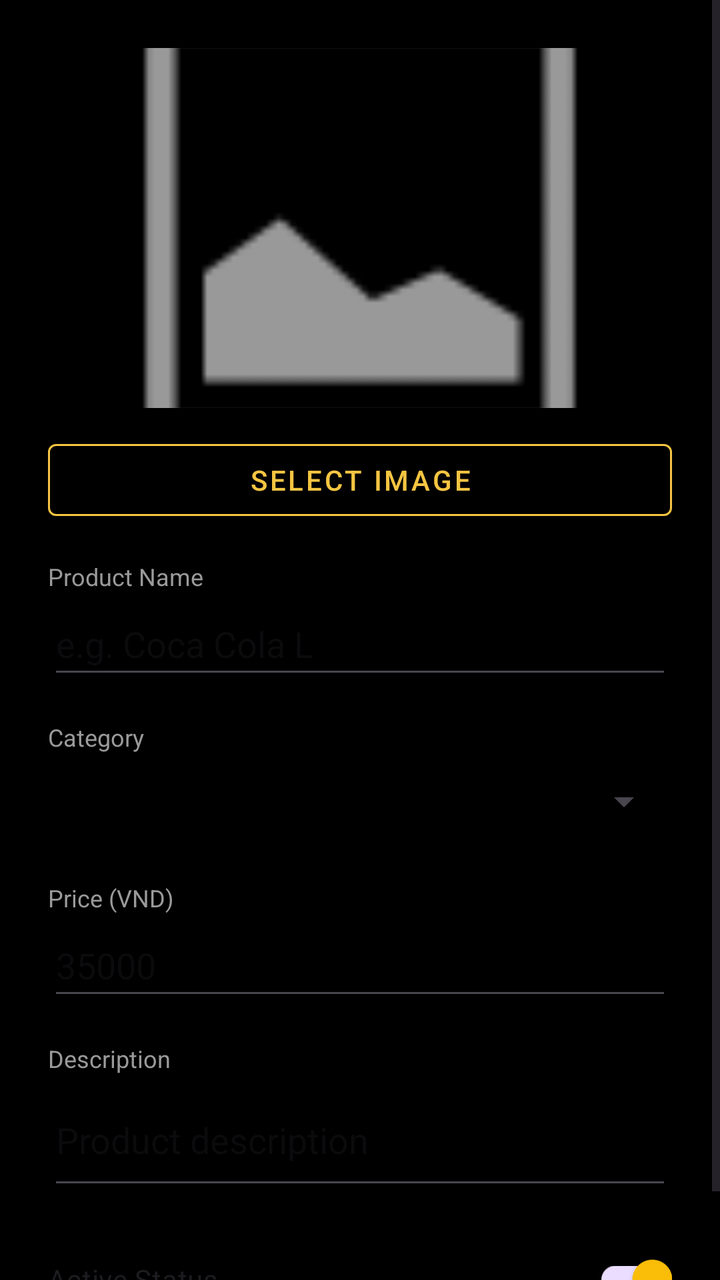
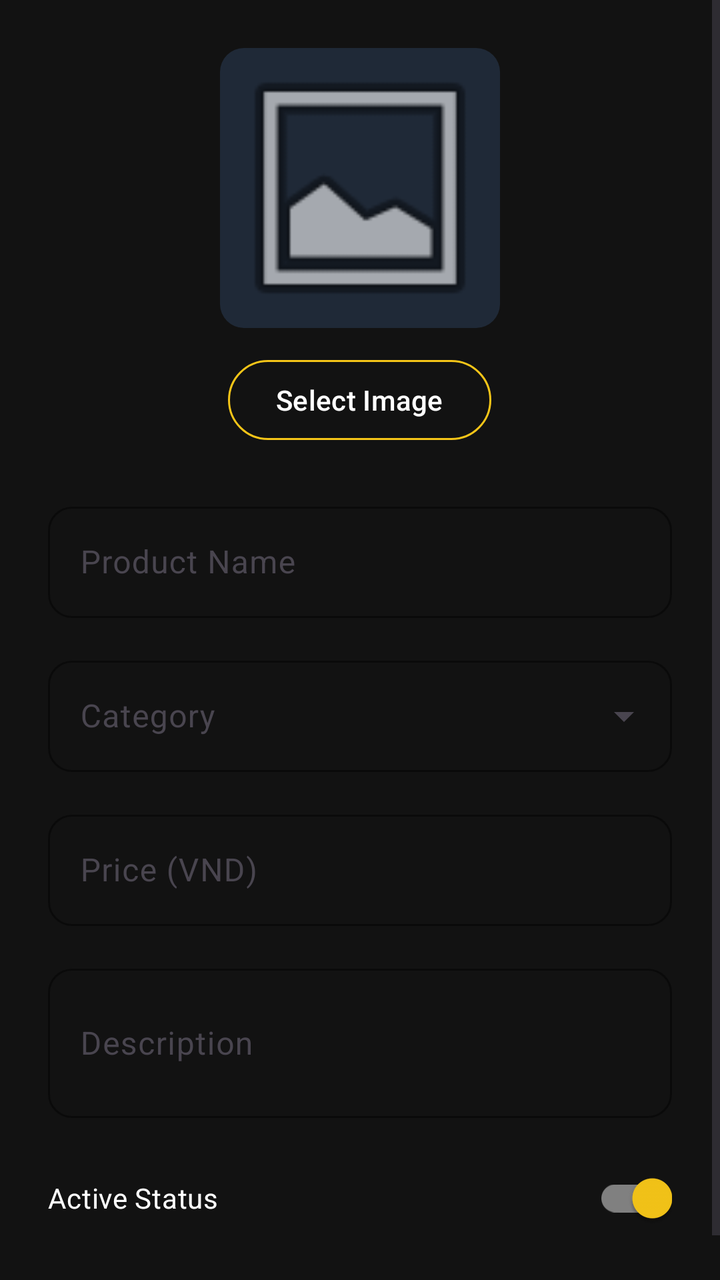

The first picture is an Android layout as it rendered before a commit; the second is the same layout after the commit. The layout source and the unified diff follow.
<!-- AndroidManifest.xml: application theme Theme.Moviebookingapp -->
<!-- res/layout/dialog_add_edit_food.xml -->
<?xml version="1.0" encoding="utf-8"?>
<ScrollView xmlns:android="http://schemas.android.com/apk/res/android"
    xmlns:app="http://schemas.android.com/apk/res-auto"
    xmlns:tools="http://schemas.android.com/tools"
    android:layout_width="match_parent"
    android:layout_height="wrap_content">

    <LinearLayout
        android:layout_width="match_parent"
        android:layout_height="wrap_content"
        android:orientation="vertical"
        android:padding="24dp">

        <com.google.android.material.imageview.ShapeableImageView
            android:id="@+id/ivPosterPreview"
            android:layout_width="match_parent"
            android:layout_height="180dp"
            android:layout_marginBottom="12dp"
            android:scaleType="centerCrop"
            android:src="@android:drawable/ic_menu_gallery"
            app:shapeAppearanceOverlay="@style/RoundedImageView" />

        <com.google.android.material.button.MaterialButton
            android:id="@+id/btnSelectImage"
            style="@style/Widget.MaterialComponents.Button.OutlinedButton"
            android:layout_width="match_parent"
            android:layout_height="wrap_content"
            android:layout_marginBottom="16dp"
            android:text="@string/fb_select_image"
            app:strokeColor="@color/auto_color_F5C542"
            android:textColor="@color/auto_color_F5C542" />

        <TextView
            android:layout_width="wrap_content"
            android:layout_height="wrap_content"
            android:text="@string/fb_product_name"
            android:textColor="@color/auto_color_9A9A9A"
            android:textSize="12sp" />

        <EditText
            android:id="@+id/etName"
            android:layout_width="match_parent"
            android:layout_height="48dp"
            android:hint="@string/hint_food_name"
            android:inputType="text" />

        <TextView
            android:layout_width="wrap_content"
            android:layout_height="wrap_content"
            android:layout_marginTop="16dp"
            android:text="@string/fb_category"
            android:textColor="@color/auto_color_9A9A9A"
            android:textSize="12sp" />

        <Spinner
            android:id="@+id/spinnerCategory"
            android:layout_width="match_parent"
            android:layout_height="48dp" />

        <TextView
            android:layout_width="wrap_content"
            android:layout_height="wrap_content"
            android:layout_marginTop="16dp"
            android:text="@string/fb_price_vnd"
            android:textColor="@color/auto_color_9A9A9A"
            android:textSize="12sp" />

        <EditText
            android:id="@+id/etPrice"
            android:layout_width="match_parent"
            android:layout_height="48dp"
            android:hint="@string/hint_food_price"
            android:inputType="number" />

        <TextView
            android:layout_width="wrap_content"
            android:layout_height="wrap_content"
            android:layout_marginTop="16dp"
            android:text="@string/fb_description"
            android:textColor="@color/auto_color_9A9A9A"
            android:textSize="12sp" />

        <EditText
            android:id="@+id/etDescription"
            android:layout_width="match_parent"
            android:layout_height="wrap_content"
            android:hint="@string/hint_food_desc"
            android:inputType="textMultiLine"
            android:minLines="2" />

        <androidx.appcompat.widget.SwitchCompat
            android:id="@+id/switchActive"
            android:layout_width="match_parent"
            android:layout_height="wrap_content"
            android:layout_marginTop="16dp"
            android:checked="true"
            android:text="@string/fb_active_status" />

        
        <LinearLayout
            android:id="@+id/layoutComboRecipe"
            android:layout_width="match_parent"
            android:layout_height="wrap_content"
            android:orientation="vertical"
            android:layout_marginTop="16dp"
            android:visibility="gone"
            tools:visibility="visible">

            <TextView
                android:layout_width="wrap_content"
                android:layout_height="wrap_content"
                android:text="@string/fb_combo_recipe"
                android:textColor="@color/auto_color_F5C542"
                android:textStyle="bold"
                android:textSize="14sp" />

            <TextView
                android:layout_width="wrap_content"
                android:layout_height="wrap_content"
                android:text="@string/fb_combo_recipe_desc"
                android:textColor="@color/auto_color_9A9A9A"
                android:textSize="11sp" />

            <androidx.recyclerview.widget.RecyclerView
                android:id="@+id/rvDeductions"
                android:layout_width="match_parent"
                android:layout_height="200dp"
                android:layout_marginTop="8dp"
                android:background="@drawable/bg_profile_field" />

        </LinearLayout>

    </LinearLayout>
</ScrollView>
<!-- resources referenced by this layout -->
<resources>
  <color name="auto_color_9A9A9A">#9A9A9A</color>
  <color name="auto_color_F5C542">#F5C542</color>
  <!-- drawable bg_profile_field (drawable) -->
  <?xml version="1.0" encoding="utf-8"?>
  <shape xmlns:android="http://schemas.android.com/apk/res/android"
      android:shape="rectangle">
      <solid android:color="@color/auto_color_1E1E1E" />
      <corners android:radius="12dp" />
      <stroke
          android:width="1dp"
          android:color="@color/auto_color_2A2A2A" />
  </shape>
  <string name="fb_active_status">Active Status</string>
  <string name="fb_category">Category</string>
  <string name="fb_combo_recipe">Combo Components (Recipe)</string>
  <string name="fb_combo_recipe_desc">Select items that this combo will deduct from stock</string>
  <string name="fb_description">Description</string>
  <string name="fb_price_vnd">Price (VND)</string>
  <string name="fb_product_name">Product Name</string>
  <string name="fb_select_image">Select Image</string>
  <string name="hint_food_desc">Product description</string>
  <string name="hint_food_name">e.g. Coca Cola L</string>
  <string name="hint_food_price">35000</string>
  <style name="RoundedImageView">
          <item name="cornerSize">12dp</item>
      </style>
  <style name="Theme.Moviebookingapp" parent="Base.Theme.Moviebookingapp" />
  <color name="auto_color_1E1E1E">#1E1E1E</color>
  <color name="auto_color_2A2A2A">#2A2A2A</color>
  <style name="Base.Theme.Moviebookingapp" parent="Theme.Material3.DayNight.NoActionBar">
          <item name="colorPrimary">@color/yellow</item>
          <item name="android:windowBackground">@color/background_black</item>
          <item name="android:statusBarColor">@color/background_black</item>
      </style>
  <color name="yellow">#FFC107</color>
  <color name="background_black">#FF000000</color>
</resources>

<!-- the commit's change to res/layout/dialog_add_edit_food.xml (unified diff, before → after) -->
@@ -3,7 +3,8 @@
     xmlns:app="http://schemas.android.com/apk/res-auto"
     xmlns:tools="http://schemas.android.com/tools"
     android:layout_width="match_parent"
-    android:layout_height="wrap_content">
+    android:layout_height="wrap_content"
+    android:background="@color/admin_bg">
 
     <LinearLayout
         android:layout_width="match_parent"
@@ -13,88 +14,137 @@
 
         <com.google.android.material.imageview.ShapeableImageView
             android:id="@+id/ivPosterPreview"
-            android:layout_width="match_parent"
-            android:layout_height="180dp"
+            android:layout_width="140dp"
+            android:layout_height="140dp"
+            android:layout_gravity="center_horizontal"
             android:layout_marginBottom="12dp"
             android:scaleType="centerCrop"
             android:src="@android:drawable/ic_menu_gallery"
+            android:background="@color/card_dark"
             app:shapeAppearanceOverlay="@style/RoundedImageView" />
 
         <com.google.android.material.button.MaterialButton
             android:id="@+id/btnSelectImage"
-            style="@style/Widget.MaterialComponents.Button.OutlinedButton"
+            style="@style/Widget.Material3.Button.OutlinedButton"
+            android:layout_width="wrap_content"
+            android:layout_height="wrap_content"
+            android:layout_gravity="center_horizontal"
+            android:layout_marginBottom="24dp"
+            android:text="@string/fb_select_image"
+            app:strokeColor="@color/gold_selected"
+            android:textColor="@color/white" />
+
+        
+        <com.google.android.material.textfield.TextInputLayout
+            style="@style/Widget.Material3.TextInputLayout.OutlinedBox"
             android:layout_width="match_parent"
             android:layout_height="wrap_content"
             android:layout_marginBottom="16dp"
-            android:text="@string/fb_select_image"
-            app:strokeColor="@color/auto_color_F5C542"
-            android:textColor="@color/auto_color_F5C542" />
+            android:hint="@string/fb_product_name"
+            app:boxStrokeColor="@color/auto_color_F5C542"
+            app:boxStrokeWidth="1dp"
+            app:boxStrokeWidthFocused="2dp"
+            app:boxCornerRadiusTopStart="12dp"
+            app:boxCornerRadiusTopEnd="12dp"
+            app:boxCornerRadiusBottomStart="12dp"
+            app:boxCornerRadiusBottomEnd="12dp"
+            app:boxBackgroundMode="outline"
+            app:hintTextColor="@color/auto_color_808080">
 
-        <TextView
-            android:layout_width="wrap_content"
-            android:layout_height="wrap_content"
-            android:text="@string/fb_product_name"
-            android:textColor="@color/auto_color_9A9A9A"
-            android:textSize="12sp" />
+            <com.google.android.material.textfield.TextInputEditText
+                android:id="@+id/etName"
+                android:layout_width="match_parent"
+                android:layout_height="wrap_content"
+                android:textColor="@color/white"
+                android:inputType="text" />
+        </com.google.android.material.textfield.TextInputLayout>
 
-        <EditText
-            android:id="@+id/etName"
-            android:layout_width="match_parent"
-            android:layout_height="48dp"
-            android:hint="@string/hint_food_name"
-            android:inputType="text" />
-
-        <TextView
-            android:layout_width="wrap_content"
-            android:layout_height="wrap_content"
-            android:layout_marginTop="16dp"
-            android:text="@string/fb_category"
-            android:textColor="@color/auto_color_9A9A9A"
-            android:textSize="12sp" />
-
-        <Spinner
-            android:id="@+id/spinnerCategory"
-            android:layout_width="match_parent"
-            android:layout_height="48dp" />
-
-        <TextView
-            android:layout_width="wrap_content"
-            android:layout_height="wrap_content"
-            android:layout_marginTop="16dp"
-            android:text="@string/fb_price_vnd"
-            android:textColor="@color/auto_color_9A9A9A"
-            android:textSize="12sp" />
-
-        <EditText
-            android:id="@+id/etPrice"
-            android:layout_width="match_parent"
-            android:layout_height="48dp"
-            android:hint="@string/hint_food_price"
-            android:inputType="number" />
-
-        <TextView
-            android:layout_width="wrap_content"
-            android:layout_height="wrap_content"
-            android:layout_marginTop="16dp"
-            android:text="@string/fb_description"
-            android:textColor="@color/auto_color_9A9A9A"
-            android:textSize="12sp" />
-
-        <EditText
-            android:id="@+id/etDescription"
+        
+        <com.google.android.material.textfield.TextInputLayout
+            style="@style/Widget.Material3.TextInputLayout.OutlinedBox.ExposedDropdownMenu"
             android:layout_width="match_parent"
             android:layout_height="wrap_content"
-            android:hint="@string/hint_food_desc"
-            android:inputType="textMultiLine"
-            android:minLines="2" />
+            android:layout_marginBottom="16dp"
+            android:hint="@string/fb_category"
+            app:boxStrokeColor="@color/auto_color_F5C542"
+            app:boxStrokeWidth="1dp"
+            app:boxStrokeWidthFocused="2dp"
+            app:boxCornerRadiusTopStart="12dp"
+            app:boxCornerRadiusTopEnd="12dp"
+            app:boxCornerRadiusBottomStart="12dp"
+            app:boxCornerRadiusBottomEnd="12dp"
+            app:boxBackgroundMode="outline"
+            app:hintTextColor="@color/auto_color_808080">
 
-        <androidx.appcompat.widget.SwitchCompat
+            <AutoCompleteTextView
+                android:id="@+id/spinnerCategory"
+                android:layout_width="match_parent"
+                android:layout_height="wrap_content"
+                android:inputType="none"
+                android:textColor="@color/white" />
+        </com.google.android.material.textfield.TextInputLayout>
+
+        
+        <com.google.android.material.textfield.TextInputLayout
+            style="@style/Widget.Material3.TextInputLayout.OutlinedBox"
+            android:layout_width="match_parent"
+            android:layout_height="wrap_content"
+            android:layout_marginBottom="16dp"
+            android:hint="@string/fb_price_vnd"
+            app:boxStrokeColor="@color/auto_color_F5C542"
+            app:boxStrokeWidth="1dp"
+            app:boxStrokeWidthFocused="2dp"
+            app:boxCornerRadiusTopStart="12dp"
+            app:boxCornerRadiusTopEnd="12dp"
+            app:boxCornerRadiusBottomStart="12dp"
+            app:boxCornerRadiusBottomEnd="12dp"
+            app:boxBackgroundMode="outline"
+            app:hintTextColor="@color/auto_color_808080">
+
+            <com.google.android.material.textfield.TextInputEditText
+                android:id="@+id/etPrice"
+                android:layout_width="match_parent"
+                android:layout_height="wrap_content"
+                android:textColor="@color/white"
+                android:inputType="number" />
+        </com.google.android.material.textfield.TextInputLayout>
+
+        
+        <com.google.android.material.textfield.TextInputLayout
+            style="@style/Widget.Material3.TextInputLayout.OutlinedBox"
+            android:layout_width="match_parent"
+            android:layout_height="wrap_content"
+            android:layout_marginBottom="16dp"
+            android:hint="@string/fb_description"
+            app:boxStrokeColor="@color/auto_color_F5C542"
+            app:boxStrokeWidth="1dp"
+            app:boxStrokeWidthFocused="2dp"
+            app:boxCornerRadiusTopStart="12dp"
+            app:boxCornerRadiusTopEnd="12dp"
+            app:boxCornerRadiusBottomStart="12dp"
+            app:boxCornerRadiusBottomEnd="12dp"
+            app:boxBackgroundMode="outline"
+            app:hintTextColor="@color/auto_color_808080">
+
+            <com.google.android.material.textfield.TextInputEditText
+                android:id="@+id/etDescription"
+                android:layout_width="match_parent"
+                android:layout_height="wrap_content"
+                android:textColor="@color/white"
+                android:inputType="textMultiLine"
+                android:minLines="2" />
+        </com.google.android.material.textfield.TextInputLayout>
+
+        <com.google.android.material.switchmaterial.SwitchMaterial
             android:id="@+id/switchActive"
             android:layout_width="match_parent"
             android:layout_height="wrap_content"
-            android:layout_marginTop="16dp"
+            android:layout_marginBottom="16dp"
             android:checked="true"
-            android:text="@string/fb_active_status" />
+            android:text="@string/fb_active_status"
+            android:textColor="@color/white"
+            app:thumbTint="@color/gold_selected"
+            app:trackTint="@color/admin_hint_gray" />
 
         
         <LinearLayout
@@ -102,7 +152,7 @@
             android:layout_width="match_parent"
             android:layout_height="wrap_content"
             android:orientation="vertical"
-            android:layout_marginTop="16dp"
+            android:layout_marginTop="8dp"
             android:visibility="gone"
             tools:visibility="visible">
 
@@ -110,23 +160,24 @@
                 android:layout_width="wrap_content"
                 android:layout_height="wrap_content"
                 android:text="@string/fb_combo_recipe"
-                android:textColor="@color/auto_color_F5C542"
+                android:textColor="@color/gold_selected"
                 android:textStyle="bold"
-                android:textSize="14sp" />
+                android:textSize="16sp" />
 
             <TextView
                 android:layout_width="wrap_content"
                 android:layout_height="wrap_content"
                 android:text="@string/fb_combo_recipe_desc"
-                android:textColor="@color/auto_color_9A9A9A"
-                android:textSize="11sp" />
+                android:textColor="@color/auto_color_808080"
+                android:textSize="12sp"
+                android:layout_marginBottom="12dp" />
 
             <androidx.recyclerview.widget.RecyclerView
                 android:id="@+id/rvDeductions"
                 android:layout_width="match_parent"
-                android:layout_height="200dp"
-                android:layout_marginTop="8dp"
-                android:background="@drawable/bg_profile_field" />
+                android:layout_height="240dp"
+                android:background="@drawable/bg_profile_field"
+                android:padding="4dp" />
 
         </LinearLayout>
 
<!-- resource entries referenced after the edit -->
@@ -1,7 +1,12 @@
 <!-- resources referenced by this layout -->
 <resources>
-  <color name="auto_color_9A9A9A">#9A9A9A</color>
+  <color name="admin_bg">#121212</color>
+  <color name="admin_hint_gray">#808080</color>
+  <color name="auto_color_808080">#808080</color>
   <color name="auto_color_F5C542">#F5C542</color>
+  <color name="card_dark">#1F2937</color>
+  <color name="gold_selected">#F5C518</color>
+  <color name="white">#FFFFFFFF</color>
   <!-- drawable bg_profile_field (drawable) -->
   <?xml version="1.0" encoding="utf-8"?>
   <shape xmlns:android="http://schemas.android.com/apk/res/android"
@@ -20,9 +25,6 @@
   <string name="fb_price_vnd">Price (VND)</string>
   <string name="fb_product_name">Product Name</string>
   <string name="fb_select_image">Select Image</string>
-  <string name="hint_food_desc">Product description</string>
-  <string name="hint_food_name">e.g. Coca Cola L</string>
-  <string name="hint_food_price">35000</string>
   <style name="RoundedImageView">
           <item name="cornerSize">12dp</item>
       </style>
